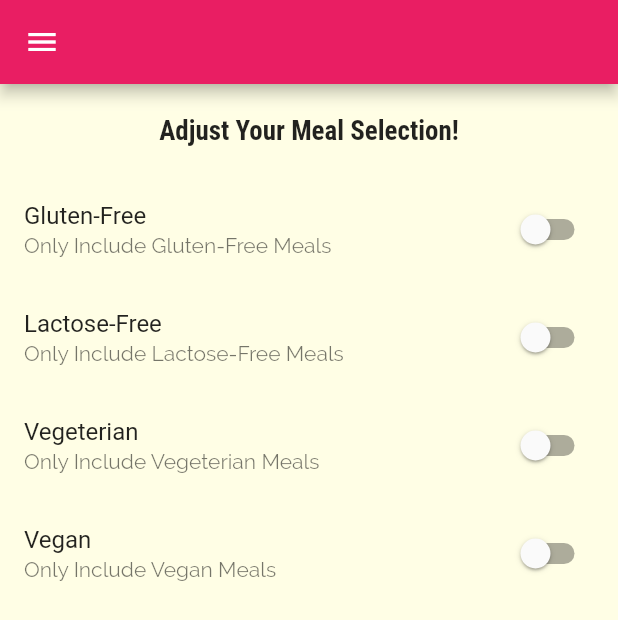
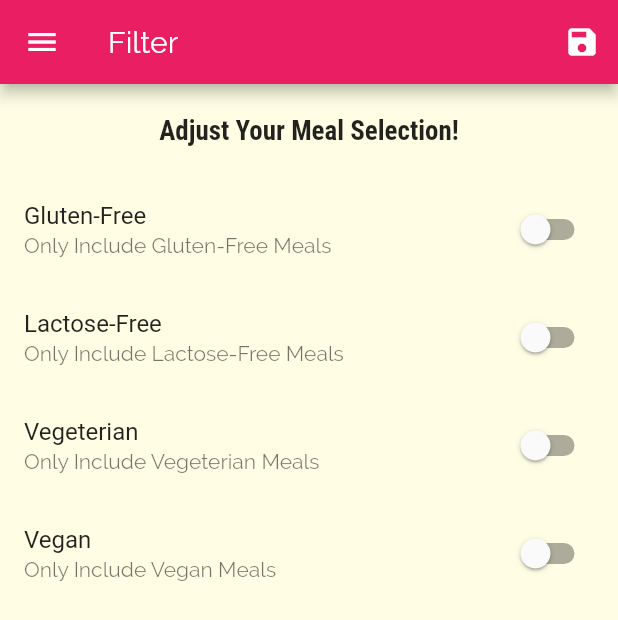
Before and after one commit to bigpel66/Flutter_Practice, a Flutter app: the FiltersScreen screen opened by its route, on a phone screen of 412 x 824 dp. Shown: the top 620 px of the screen. Run offline on Flutter 3.47's test engine with Material 2 defaults, Android fonts, the phone set to English and light mode, and no system bars.

Commit message:
filtering logic & data revised

```diff
--- a/Udemy/Learn Flutter & Dart to Build iOS & Android Apps/Section 07/flutter_meals_app/lib/main.dart
+++ b/Udemy/Learn Flutter & Dart to Build iOS & Android Apps/Section 07/flutter_meals_app/lib/main.dart
@@ -1,8 +1,11 @@
 // import 'dart:io';
 import 'package:flutter/cupertino.dart';
 import 'package:flutter/material.dart';
+import 'package:flutter_meals_app/dummy_data.dart';
 import 'package:flutter_meals_app/screens/filters_screen.dart';
 import 'package:flutter_meals_app/screens/tabs_screen.dart';
+import './dummy_data.dart';
+import './models/meal.dart';
 import './screens/categories_screen.dart';
 import './screens/category_meals_screen.dart';
 import './screens/meal_detail_sceen.dart';
@@ -12,13 +15,51 @@ void main() {
   runApp(MyApp());
 }
 
-class MyApp extends StatelessWidget {
+class MyApp extends StatefulWidget {
   // Widget _buildCupertinoApp() {
   //   return CupertinoApp(
   //     title: 'Practice with Udemy',
   //     home: CategoriesScreen(),
   //   );
   // }
+
+  @override
+  _MyAppState createState() => _MyAppState();
+}
+
+class _MyAppState extends State<MyApp> {
+  Map<String, bool> _filters = {
+    'gluten': false,
+    'lactose': false,
+    'vegetarian': false,
+    'vegan': false,
+  };
+
+  List<Meal> _availableMeals = DUMMY_MEALS;
+
+  void _setFilters(Map<String, bool> filterData) {
+    setState(() {
+      _filters = filterData;
+      _availableMeals = DUMMY_MEALS.where((meal) {
+        if (_filters['gluten'] && !meal.isGlutenFree) {
+          return false;
+        }
+
+        if (_filters['lactose'] && !meal.isLactoseFree) {
+          return false;
+        }
+
+        if (_filters['vegetarian'] && !meal.isVegetarian) {
+          return false;
+        }
+
+        if (_filters['vegan'] && !meal.isVegan) {
+          return false;
+        }
+        return true;
+      }).toList();
+    });
+  }
 
   Widget _buildMaterialApp() {
     return MaterialApp(
@@ -42,9 +83,11 @@ class MyApp extends StatelessWidget {
       initialRoute: '/',
       routes: {
         '/': (context) => TabsScreen(),
-        CategoryMealsScreen.routeName: (context) => CategoryMealsScreen(),
+        CategoryMealsScreen.routeName: (context) =>
+            CategoryMealsScreen(availableMeals: _availableMeals),
         MealDetailScreen.routeName: (context) => MealDetailScreen(),
-        FiltersScreen.routeName: (context) => FiltersScreen(),
+        FiltersScreen.routeName: (context) =>
+            FiltersScreen(setFilters: _setFilters),
       },
       onGenerateRoute: (settings) {
         return MaterialPageRoute(builder: (contetxt) => CategoriesScreen());
--- a/Udemy/Learn Flutter & Dart to Build iOS & Android Apps/Section 07/flutter_meals_app/lib/models/meal.dart
+++ b/Udemy/Learn Flutter & Dart to Build iOS & Android Apps/Section 07/flutter_meals_app/lib/models/meal.dart
@@ -24,8 +24,8 @@ class Meal {
   final Affordability affordability;
   final bool isGlutenFree;
   final bool isLactoseFree;
+  final bool isVegetarian;
   final bool isVegan;
-  final bool isVegetarian;
 
   const Meal({
     @required this.id,
--- a/Udemy/Learn Flutter & Dart to Build iOS & Android Apps/Section 07/flutter_meals_app/lib/screens/filters_screen.dart
+++ b/Udemy/Learn Flutter & Dart to Build iOS & Android Apps/Section 07/flutter_meals_app/lib/screens/filters_screen.dart
@@ -1,15 +1,122 @@
 import 'package:flutter/material.dart';
 import '../widgets/main_drawer.dart';
-import '../widgets/filtered_item.dart';
 
-class FiltersScreen extends StatelessWidget {
+class FiltersScreen extends StatefulWidget {
   static const routeName = '/filters';
+
+  final Function setFilters;
+
+  FiltersScreen({@required this.setFilters});
+
+  @override
+  _FiltersScreenState createState() => _FiltersScreenState();
+}
+
+class _FiltersScreenState extends State<FiltersScreen> {
+  bool _glutenFree = false;
+  bool _lactoseFree = false;
+  bool _vegetarian = false;
+  bool _vegan = false;
+
+  Widget _buildSwitchListTile(
+    String title,
+    String subtitle,
+    bool value,
+    Function updateHandler,
+  ) {
+    return SwitchListTile(
+      title: Text(title),
+      subtitle: Text(subtitle),
+      value: value,
+      onChanged: (_) => updateHandler(_),
+    );
+  }
 
   @override
   Widget build(BuildContext context) {
     return Scaffold(
-      appBar: AppBar(),
-      body: FilteredItem(),
+      appBar: AppBar(
+        title: Text('Filter'),
+        actions: <Widget>[
+          IconButton(
+            icon: Icon(Icons.save),
+            onPressed: () {
+              final selectedFilters = {
+                'gluten': _glutenFree,
+                'lactose': _lactoseFree,
+                'vegetarian': _vegetarian,
+                'vegan': _vegan,
+              };
+              widget.setFilters(selectedFilters);
+            },
+          ),
+        ],
+      ),
+      body: Column(
+        children: <Widget>[
+          Container(
+            padding: const EdgeInsets.all(20),
+            child: Text(
+              'Adjust Your Meal Selection!',
+              style: Theme.of(context).textTheme.title,
+            ),
+          ),
+          Expanded(
+            child: ListView(
+              children: <Widget>[
+                _buildSwitchListTile(
+                  'Gluten-Free',
+                  'Only Include Gluten-Free Meals',
+                  _glutenFree,
+                  (newValue) {
+                    setState(
+                      () {
+                        _glutenFree = newValue;
+                      },
+                    );
+                  },
+                ),
+                _buildSwitchListTile(
+                  'Lactose-Free',
+                  'Only Include Lactose-Free Meals',
+                  _lactoseFree,
+                  (newValue) {
+                    setState(
+                      () {
+                        _lactoseFree = newValue;
+                      },
+                    );
+                  },
+                ),
+                _buildSwitchListTile(
+                  'Vegeterian',
+                  'Only Include Vegeterian Meals',
+                  _vegetarian,
+                  (newValue) {
+                    setState(
+                      () {
+                        _vegetarian = newValue;
+                      },
+                    );
+                  },
+                ),
+                _buildSwitchListTile(
+                  'Vegan',
+                  'Only Include Vegan Meals',
+                  _vegan,
+                  (newValue) {
+                    setState(
+                      () {
+                        _vegan = newValue;
+                      },
+                    );
+                  },
+                ),
+              ],
+            ),
+          ),
+        ],
+      ),
       drawer: MainDrawer(),
     );
   }
--- a/Udemy/Learn Flutter & Dart to Build iOS & Android Apps/Section 07/flutter_meals_app/lib/widgets/filtered_item.dart
+++ /dev/null
@@ -1,96 +0,0 @@
-import 'package:flutter/material.dart';
-
-class FilteredItem extends StatefulWidget {
-  @override
-  _FilteredItemState createState() => _FilteredItemState();
-}
-
-class _FilteredItemState extends State<FilteredItem> {
-  bool _glutenFree = false;
-  bool _lactoseFree = false;
-  bool _vegetarian = false;
-  bool _vegan = false;
-
-  Widget _buildSwitchListTile(
-    String title,
-    String subtitle,
-    bool value,
-    Function updateHandler,
-  ) {
-    return SwitchListTile(
-      title: Text(title),
-      subtitle: Text(subtitle),
-      value: value,
-      onChanged: (_) => updateHandler(_),
-    );
-  }
-
-  @override
-  Widget build(BuildContext context) {
-    return Column(
-      children: <Widget>[
-        Container(
-          padding: const EdgeInsets.all(20),
-          child: Text(
-            'Adjust Your Meal Selection!',
-            style: Theme.of(context).textTheme.title,
-          ),
-        ),
-        Expanded(
-          child: ListView(
-            children: <Widget>[
-              _buildSwitchListTile(
-                'Gluten-Free',
-                'Only Include Gluten-Free Meals',
-                _glutenFree,
-                (newValue) {
-                  setState(
-                    () {
-                      _glutenFree = newValue;
-                    },
-                  );
-                },
-              ),
-              _buildSwitchListTile(
-                'Lactose-Free',
-                'Only Include Lactose-Free Meals',
-                _lactoseFree,
-                (newValue) {
-                  setState(
-                    () {
-                      _lactoseFree = newValue;
-                    },
-                  );
-                },
-              ),
-              _buildSwitchListTile(
-                'Vegeterian',
-                'Only Include Vegeterian Meals',
-                _vegetarian,
-                (newValue) {
-                  setState(
-                    () {
-                      _vegetarian = newValue;
-                    },
-                  );
-                },
-              ),
-              _buildSwitchListTile(
-                'Vegan',
-                'Only Include Vegan Meals',
-                _vegan,
-                (newValue) {
-                  setState(
-                    () {
-                      _vegan = newValue;
-                    },
-                  );
-                },
-              ),
-            ],
-          ),
-        ),
-      ],
-    );
-  }
-}
```
Also changed, not shown: Udemy/Learn Flutter & Dart to Build iOS & Android Apps/Section 07/flutter_meals_app/lib/screens/category_meals_screen.dart (+5 -2 lines).
